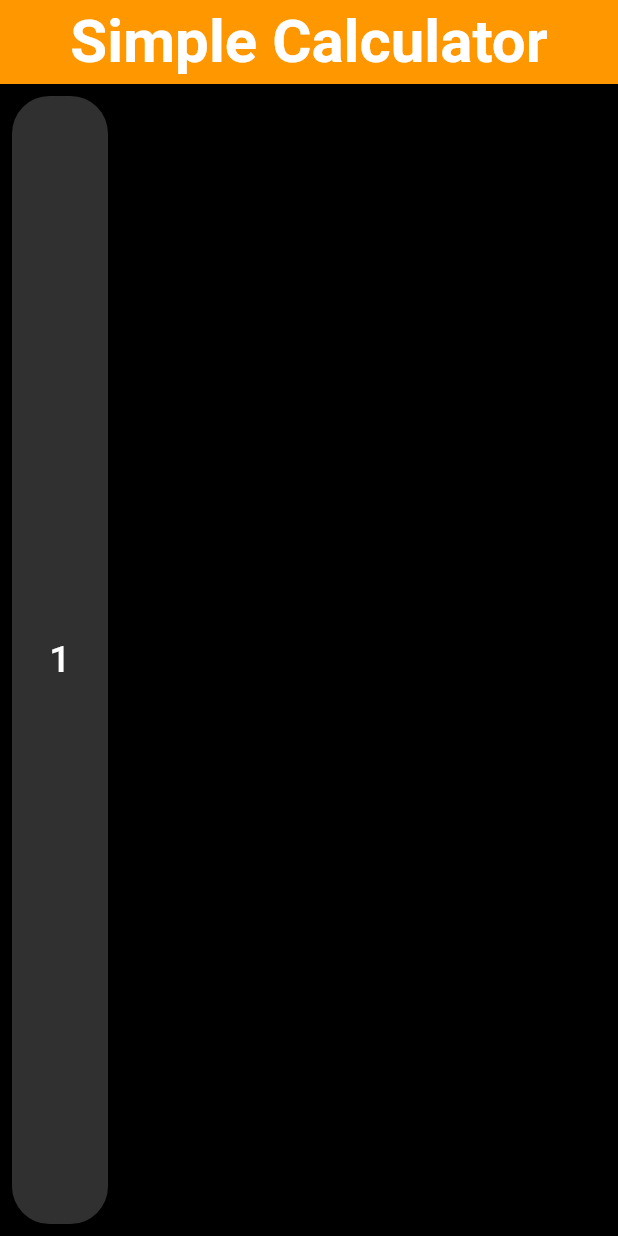
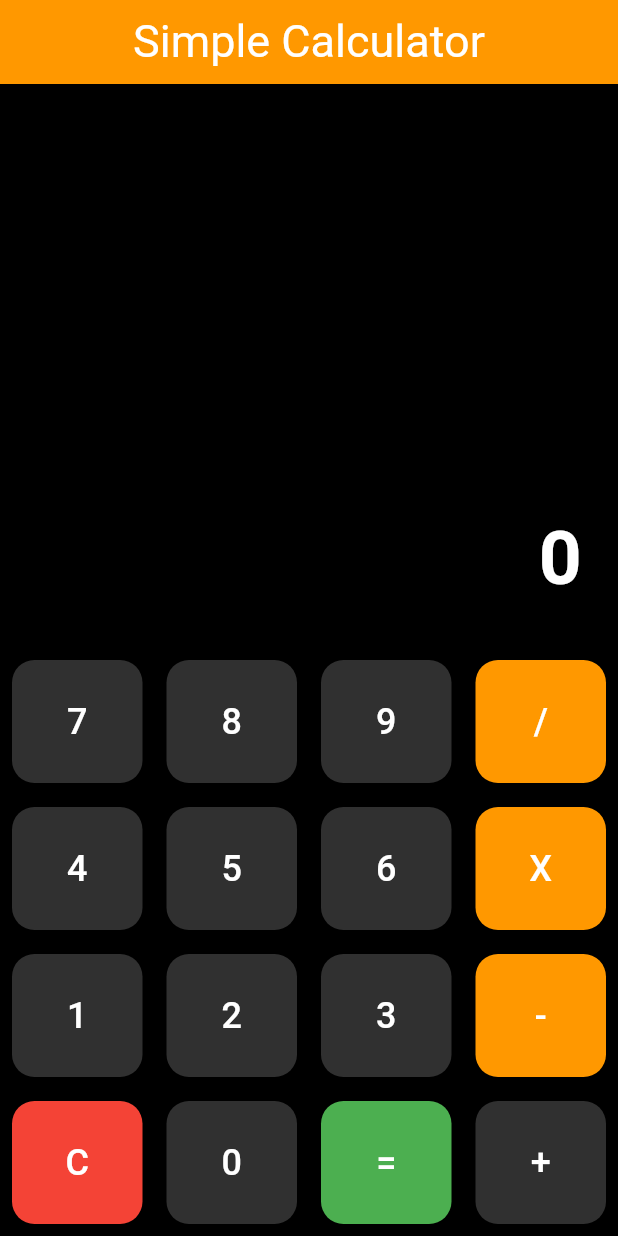
Before and after one commit to rafiafsan/simple_calculator_app, a Flutter app: the screen it shows after launch, on a phone screen of 412 x 824 dp. Run offline on Flutter 3.47's test engine with Material 3 defaults, Android fonts, the phone set to English and light mode, and no system bars.

Commit message:
new commit

```diff
--- a/lib/calculatorapp.dart
+++ b/lib/calculatorapp.dart
@@ -1,4 +1,5 @@
 import 'package:flutter/material.dart';
+import 'package:simple_calculator_app/widgets/calculatorButton.dart';
 
 class calculatorapp extends StatefulWidget {
   const calculatorapp({super.key});
@@ -13,6 +14,43 @@ class _calculatorappState extends State<calculatorapp> {
   String operand = '';
   double num1 = 0;
   double num2 = 0;
+
+  void buttonPressed(String value){
+    print(value);
+    setState(() {
+      if (value=='C'){
+         _output = "";
+         _input = "";
+          operand = '';
+          num1 = 0;
+          num2 = 0;
+      }else if(value == '='){
+        num2 = double.parse(_input);
+        if(operand ==  '+'){
+          _output = (num1+num2).toString();
+        }
+        if(operand ==  '-'){
+          _output = (num1+num2).toString();
+        }
+        if(operand ==  'x'){
+          _output = (num1*num2).toString();
+        }
+        if(operand ==  '/'){
+          _output = ( num2 != 0) ? (num1/num2).toString() : "Error";
+        }
+        _input = _output;
+      }else if(['+','-','X','/'].contains(value)){
+        num1 = double.parse(_input);
+        operand = value;
+        _input = '';
+      }else{
+        _input += value;
+        _output = _input;
+      }
+
+    });
+
+  }
   @override
   Widget build(BuildContext context) {
     return Scaffold(
@@ -22,40 +60,59 @@ class _calculatorappState extends State<calculatorapp> {
         title: Text(
           "Simple Calculator",
           style: TextStyle(
-              fontSize: 40, fontWeight: FontWeight.bold, color: Colors.white),
+              fontSize: 30, color: Colors.white),
         ),
       ),
       body: Column(
         children: [
-          buildButton()
+          Expanded(
+            child: Container(
+              alignment: Alignment.bottomRight,
+              padding: EdgeInsets.all(24),
+              child: Text(_output,style: TextStyle(
+                fontSize: 50,
+                fontWeight: FontWeight.bold,
+                color: Colors.white,
+              ),),
+
+            ),
+          ),
+          Row(
+            children: [
+              buildButton(text: '7', onClick: () => buttonPressed('7'),),
+              buildButton(text: '8', onClick: () => buttonPressed('8'),),
+              buildButton(text: '9', onClick: () => buttonPressed('9'),),
+              buildButton(text: '/', onClick: () => buttonPressed('/'),color: Colors.orange,),
+            ],
+          ),
+          Row(
+            children: [
+              buildButton(text: '4',onClick: () => buttonPressed('4'),),
+              buildButton(text: '5',onClick: () => buttonPressed('5'),),
+              buildButton(text: '6',onClick: () => buttonPressed('6'),),
+              buildButton(text: 'X',onClick: () => buttonPressed('X'),color: Colors.orange,),
+            ],
+          ),
+          Row(
+            children: [
+              buildButton(text: '1',onClick: () => buttonPressed('1'),),
+              buildButton(text: '2',onClick: () => buttonPressed('2'),),
+              buildButton(text: '3',onClick: () => buttonPressed('3'),),
+              buildButton(text: '-',onClick: () => buttonPressed('-'),color: Colors.orange,),
+            ],
+          ),
+          Row(
+            children: [
+              buildButton(text: 'C',onClick: () => buttonPressed('C'),color: Colors.red,),
+              buildButton(text: '0',onClick: () => buttonPressed('0'),),
+              buildButton(text: '=',onClick: () => buttonPressed('='),color: Colors.green,),
+              buildButton(text: '+',onClick: () => buttonPressed('+'),),
+
+            ],
+          ),
+
         ],
       ),
     );
   }
 }
-
-class buildButton extends StatelessWidget {
-  const buildButton({
-    super.key,
-  });
-
-  @override
-  Widget build(BuildContext context) {
-    return Expanded(
-      child: Padding(
-        padding: const EdgeInsets.all(8.0),
-        child: ElevatedButton(
-            onPressed: () {},
-            style: ElevatedButton.styleFrom(
-              backgroundColor: Colors.grey[850],
-              padding: EdgeInsets.all(24),
-              shape: RoundedRectangleBorder(borderRadius: BorderRadius.circular(25))
-            ),
-            child: Text(
-              '1',
-              style: TextStyle(fontSize: 25, color: Colors.white),
-            )),
-      ),
-    );
-  }
-}
--- a/lib/myApp.dart
+++ b/lib/myApp.dart
@@ -1,5 +1,4 @@
 import 'package:flutter/material.dart';
-
 import 'calculatorapp.dart';
 
 class myApp extends StatelessWidget {
--- a/lib/widgets/calculatorButton.dart
+++ b/lib/widgets/calculatorButton.dart
@@ -1,7 +1,14 @@
 import 'package:flutter/material.dart';
 class buildButton extends StatelessWidget {
-  const buildButton({
+  String text;
+  Color ? color;
+  final VoidCallback onClick;
+
+  buildButton({
     super.key,
+    required this.text,
+    this.color,
+    required this.onClick,
   });
 
   @override
@@ -9,16 +16,15 @@ class buildButton extends StatelessWidget {
     return Expanded(
       child: Padding(
         padding: const EdgeInsets.all(8.0),
-        child: ElevatedButton(
-            onPressed: () {},
-            style: ElevatedButton.styleFrom(
-                backgroundColor: Colors.grey[850],
-                padding: EdgeInsets.all(24),
-                shape: RoundedRectangleBorder(borderRadius: BorderRadius.circular(25))
-            ),
+        child: ElevatedButton(onPressed: onClick,style: ElevatedButton.styleFrom(
+          backgroundColor:color ?? Colors.grey[850],
+          padding: EdgeInsets.all(24),
+          shape: RoundedRectangleBorder(borderRadius: BorderRadius.circular(15)),
+
+
+        ),
             child: Text(
-              '1',
-              style: TextStyle(fontSize: 25, color: Colors.white),
+              text,style:TextStyle(fontSize: 24,color: Colors.white,),
             )),
       ),
     );
```
